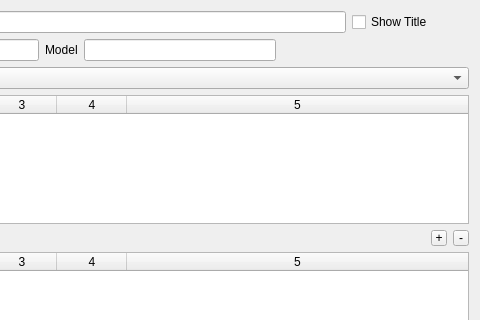
Above: deviceproperties.ui from uliss/patch_scene before the change; both pictures show x 220 to 700 and y 0 to 320 of the 700 by 500 pixel window. Below: the same form after it.
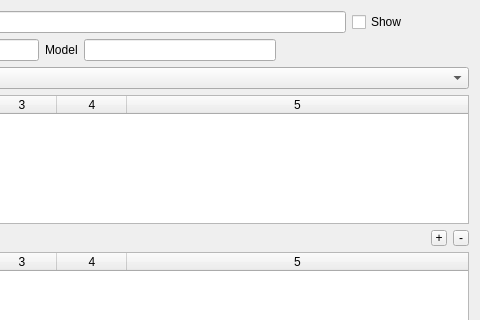
That is the form after the change.

Patch:
```diff
--- a/deviceproperties.ui
+++ b/deviceproperties.ui
@@ -488,7 +488,7 @@
        <item>
         <widget class="QCheckBox" name="showTitle">
          <property name="text">
-          <string>Show Title</string>
+          <string>Show</string>
          </property>
         </widget>
        </item>
```
